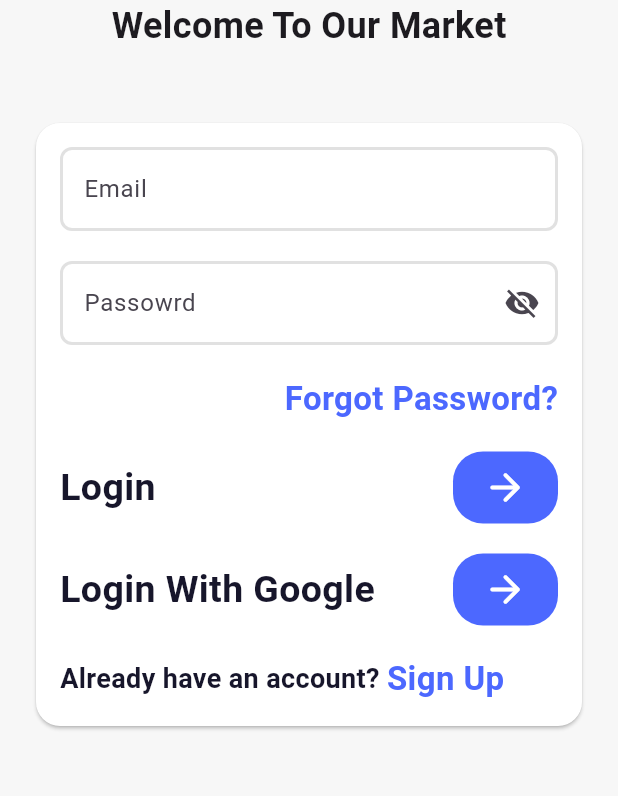
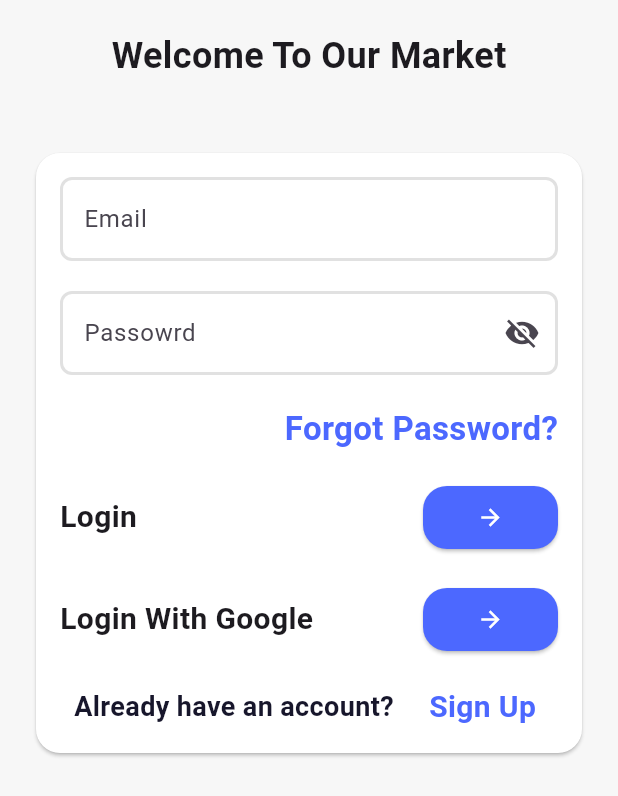
Before and after one commit to mahmodalali2003ali/ecommerce-, a Flutter app: the screen it shows after launch, on a phone screen of 412 x 824 dp. Shown: the top 796 px of the screen. Run offline on Flutter 3.47's test engine with Material 3 defaults, Android fonts, the phone set to English and light mode, and no system bars.

Commit message:
create customtextbuttomsand custom textformfield and login

```diff
--- a/lib/views/auth/ui/login_view.dart
+++ b/lib/views/auth/ui/login_view.dart
@@ -1,4 +1,5 @@
 import 'package:ecommere/core/color_app.dart';
+import 'package:ecommere/views/auth/ui/widgets/custom_row_with_arrow.dart';
 import 'package:ecommere/views/auth/ui/widgets/custom_text_buttom.dart';
 import 'package:ecommere/views/auth/ui/widgets/custom_text_form_field.dart';
 import 'package:flutter/material.dart';
@@ -18,8 +19,12 @@ class _LoginViewState extends State<LoginView> {
       body: SafeArea(
           child: ListView(
         children: [
+
           Column(
             children: [
+                const SizedBox(
+                      height: 20,
+                    ),
               const Center(
                 child: Text(
                   "Welcome To Our Market",
@@ -63,61 +68,24 @@ class _LoginViewState extends State<LoginView> {
                       const SizedBox(
                         height: 20,
                       ),
-                      InkWell(
+                          CustomRowWithArrowBtn(
+                        text: 'Login',
                         onTap: () {},
-                        child: Row(
-                          mainAxisAlignment: MainAxisAlignment.spaceBetween,
-                          children: [
-                            CustomTextButton(
-                                onTap: () {},
-                                text: "Login",
-                                fontSize: 25,
-                                colorText: AppColors.kBlackColor),
-                            Container(
-                              width: 70,
-                              decoration: BoxDecoration(
-                                  color: AppColors.kPrimaryColor,
-                                  borderRadius: BorderRadius.circular(20)),
-                              child: IconButton(
-                                  onPressed: () {},
-                                  color: AppColors.kWhiteColor,
-                                  iconSize: 30,
-                                  icon: const Icon(Icons.arrow_forward_rounded)),
-                            )
-                          ],
-                        ),
                       ),
                       const SizedBox(
                         height: 20,
                       ),
-                      InkWell(
-                        onTap: () {},
-                        child: Row(
-                          mainAxisAlignment: MainAxisAlignment.spaceBetween,
-                          children: [
-                            CustomTextButton(
-                                onTap: () {},
-                                text: "Login With Google",
-                                fontSize: 25,
-                                colorText: AppColors.kBlackColor),
-                            Container(
-                              width: 70,
-                              decoration: BoxDecoration(
-                                  color: AppColors.kPrimaryColor,
-                                  borderRadius: BorderRadius.circular(20)),
-                              child: IconButton(
-                                  onPressed: () {},
-                                  color: AppColors.kWhiteColor,
-                                  iconSize: 30,
-                                  icon: const Icon(Icons.arrow_forward_rounded)),
-                            )
-                          ],
-                        ),
+                      CustomRowWithArrowBtn(
+                        text: 'Login With Google',
+                        onTap: () {
+
+                        },
                       ),
                       const SizedBox(
                         height: 20,
                       ),
                       Row(
+                        mainAxisAlignment: MainAxisAlignment.spaceAround,
                         children: [
                           const Text(
                             "Already have an account? ",
@@ -129,7 +97,7 @@ class _LoginViewState extends State<LoginView> {
                           CustomTextButton(
                               onTap: () {},
                               text: "Sign Up ",
-                              fontSize: 22,
+                              fontSize: 20,
                               colorText: AppColors.kPrimaryColor),
                         ],
                       )
--- /dev/null
+++ b/lib/views/auth/ui/widgets/custom_arrow_btn.dart
@@ -0,0 +1,31 @@
+import 'package:ecommere/core/color_app.dart';
+import 'package:flutter/material.dart';
+
+class CustomArrowBtn extends StatelessWidget {
+  const CustomArrowBtn({
+    super.key,
+    this.onTap,
+  });
+  final void Function()? onTap;
+
+  @override
+  Widget build(BuildContext context) {
+    return ElevatedButton(
+        style: ElevatedButton.styleFrom(
+            backgroundColor: AppColors.kPrimaryColor,
+            foregroundColor: AppColors.kWhiteColor,
+            shape: RoundedRectangleBorder(
+              borderRadius: BorderRadius.circular(16),
+            )),
+        onPressed: onTap,
+        child: const Padding(
+          padding: EdgeInsets.symmetric(
+            horizontal: 12,
+            vertical: 12,
+          ),
+          child: Icon(
+            Icons.arrow_forward,
+          ),
+        ));
+  }
+}
--- /dev/null
+++ b/lib/views/auth/ui/widgets/custom_row_with_arrow.dart
@@ -0,0 +1,30 @@
+import 'package:ecommere/views/auth/ui/widgets/custom_arrow_btn.dart';
+import 'package:flutter/material.dart';
+
+class CustomRowWithArrowBtn extends StatelessWidget {
+  const CustomRowWithArrowBtn({
+    super.key,
+    required this.text,
+    this.onTap,
+  });
+  final String text;
+  final void Function()? onTap;
+  @override
+  Widget build(BuildContext context) {
+    return Row(
+      mainAxisAlignment: MainAxisAlignment.spaceBetween,
+      children: [
+        Text(
+          text,
+          style: const TextStyle(
+            fontSize: 20,
+            fontWeight: FontWeight.bold,
+          ),
+        ),
+        CustomArrowBtn(
+          onTap: onTap,
+        ),
+      ],
+    );
+  }
+}
```
Lines whose indentation alone changed are shown as unchanged.
